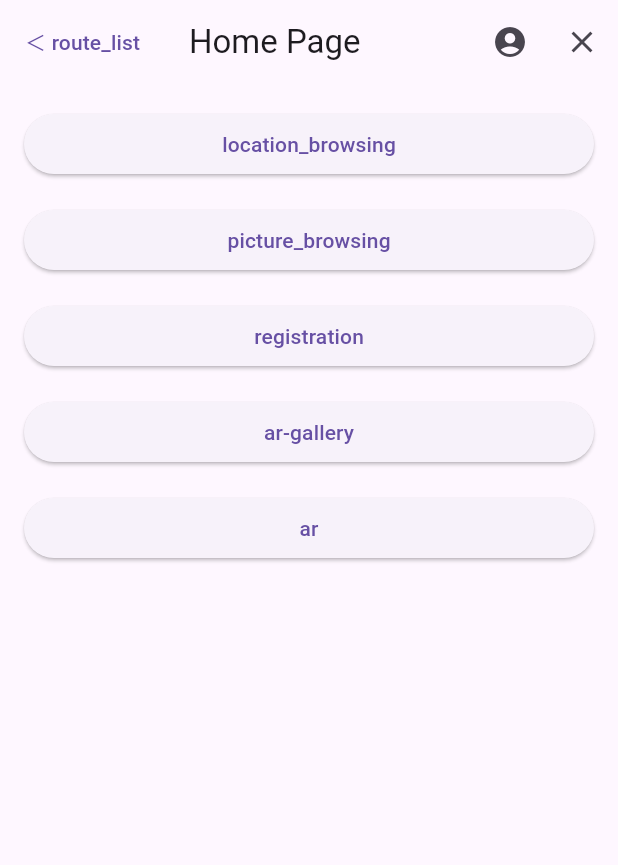
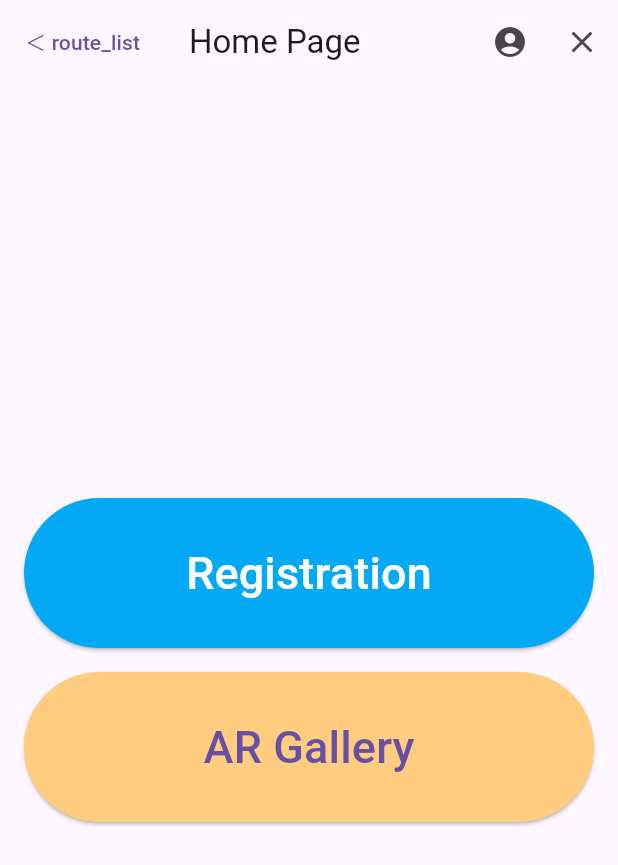
Before and after one commit to scla-sagauniv/last-tamushun-app, a Flutter app: the HomePage screen opened by its route, on a phone screen of 412 x 824 dp. Shown: the top 865 px of the screen. Run offline on Flutter 3.47's test engine with Material 3 defaults, Android fonts, the phone set to English and light mode, and no system bars; our stand-ins replace camera, firebase_core, firebase_storage, go_router, hooks_riverpod, image_picker and 3 more; missing offline and left inert: arkit_plugin, crypt, ffmpeg_kit_flutter; accounts and stored records are empty; generated files the repository leaves out were written again.

Commit message:
update: home_pagre

```diff
--- a/lib/home/home_page.dart
+++ b/lib/home/home_page.dart
@@ -37,44 +37,37 @@ class _HomePageState extends State<HomePage> {
           margin: const EdgeInsets.all(16),
           width: double.infinity,
           child: Column(
+            mainAxisAlignment: MainAxisAlignment.center,
             children: [
               SizedBox(
                 width: double.infinity,
+                height: 100,
                 child: ElevatedButton(
-                  onPressed: () => context.push('/location-browsing'),
-                  child: const Text('location_browsing'),
+                  onPressed: () => context.push('/registration'),
+                  style: ButtonStyle(
+                    backgroundColor:
+                        MaterialStateProperty.all(Colors.lightBlue),
+                  ),
+                  child: const Text(
+                    'Registration',
+                    style: TextStyle(fontSize: 30, color: Colors.white),
+                  ),
                 ),
               ),
               const SizedBox(height: 16),
               SizedBox(
                 width: double.infinity,
-                child: ElevatedButton(
-                  onPressed: () => context.push('/picture-browsing'),
-                  child: const Text('picture_browsing'),
-                ),
-              ),
-              const SizedBox(height: 16),
-              SizedBox(
-                width: double.infinity,
-                child: ElevatedButton(
-                  onPressed: () => context.push('/registration'),
-                  child: const Text('registration'),
-                ),
-              ),
-              const SizedBox(height: 16),
-              SizedBox(
-                width: double.infinity,
-                child: ElevatedButton(
-                  onPressed: () => context.push('/ar-gallery'),
-                  child: const Text('ar-gallery'),
-                ),
-              ),
-              const SizedBox(height: 16),
-              SizedBox(
-                width: double.infinity,
+                height: 100,
                 child: ElevatedButton(
                   onPressed: () => context.push('/ar'),
-                  child: const Text('ar'),
+                  child: const Text(
+                    'AR Gallery',
+                    style: TextStyle(fontSize: 30),
+                  ),
+                  style: ButtonStyle(
+                    backgroundColor:
+                        MaterialStateProperty.all(Colors.orange[200]),
+                  ),
                 ),
               ),
             ],
```
